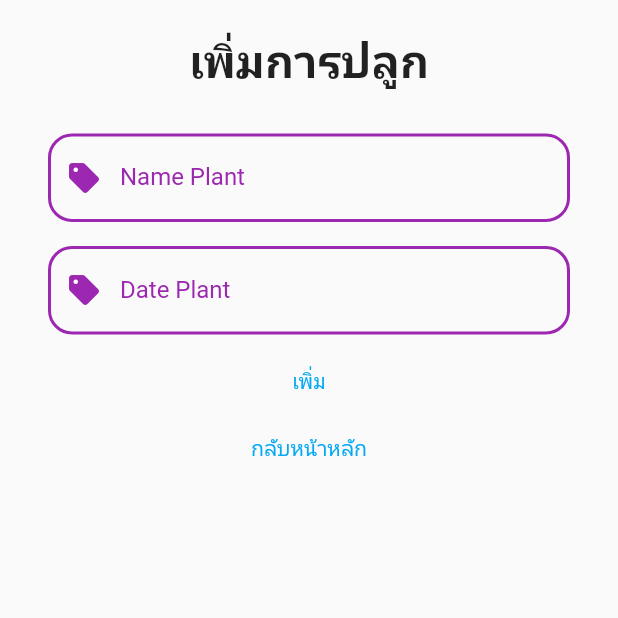
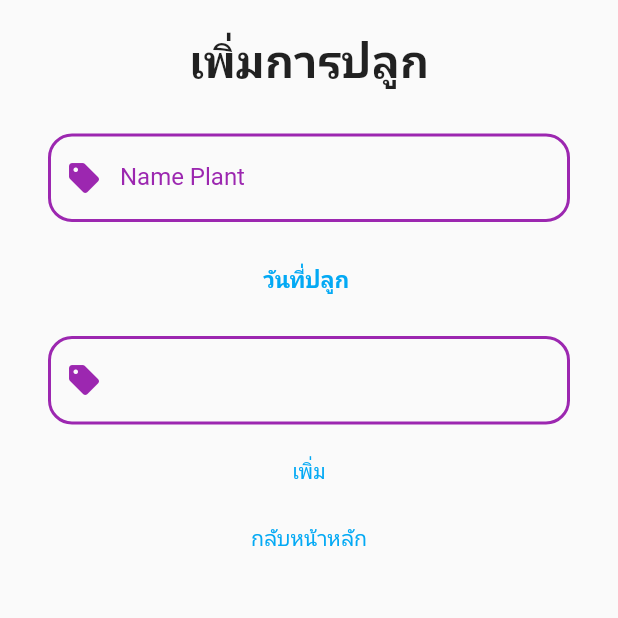
Before and after one commit to watcharin09615/vegetablenote_104, a Flutter app: the AddplantPages screen opened directly, on a phone screen of 412 x 824 dp, the top half of it. Run offline on Flutter 3.47's test engine with Material 2 defaults, Android fonts, the phone set to English and light mode, and no system bars; drawn by our look-alikes of datetime_picker_formfield; our stand-ins replace auth_buttons, cloud_firestore, firebase_auth, firebase_core, google_sign_in; accounts and stored records are empty.

Commit message:
date format

```diff
--- a/lib/pages/addplant.dart
+++ b/lib/pages/addplant.dart
@@ -14,8 +14,24 @@ class AddplantPages extends StatefulWidget {
 
 class _AddplantPagesState extends State<AddplantPages> {
   final TextEditingController _name = TextEditingController();
-  final TextEditingController _date = TextEditingController();
+  // final TextEditingController _date = TextEditingController();
+  // final DateTime? _date = DateTime.now();
   final format = DateFormat("dd-MM-yyyy");
+
+  DateTime selectedDate = DateTime.now();
+
+  Future<void> _selectDate(BuildContext context) async {
+    final DateTime? picked = await showDatePicker(
+        context: context,
+        initialDate: selectedDate,
+        firstDate: DateTime(2020),
+        lastDate: DateTime(2030));
+    if (picked != null && picked != selectedDate) {
+      setState(() {
+        selectedDate = picked;
+      });
+    }
+  }
 
   @override
   Widget build(BuildContext context) {
@@ -25,7 +41,8 @@ class _AddplantPagesState extends State<AddplantPages> {
           children: [
             text(),
             input( _name , 'Name Plant'),
-            inputdate( _date , 'Date Plant'),
+            tex(),
+            inputdate(),
             submit(),
             textt( PlantPages(email: widget.email,) , 'กลับหน้าหลัก'),
 
@@ -52,13 +69,39 @@ class _AddplantPagesState extends State<AddplantPages> {
     );
   }
 
+  Container text() {
+    return Container(
+      margin: const EdgeInsets.symmetric(vertical: 20),
+      alignment: Alignment.center,
+      child: const Text(
+        'เพิ่มการปลูก',
+        style: TextStyle(fontSize: 30, fontWeight: FontWeight.bold),
+      ),
+    );
+  }
+
+  Container tex() {
+    return Container(
+      margin: const EdgeInsets.symmetric(vertical: 20),
+      alignment: Alignment.center,
+      child: const Text(
+        'วันที่ปลูก ',
+        style: TextStyle(
+          fontSize: 15,
+          fontWeight: FontWeight.bold ,
+          color: Colors.lightBlue),
+      ),
+    );
+  }
+
   CollectionReference plants = FirebaseFirestore.instance.collection('Plants');
   Future<void> addProduct() {
     return plants
         .add({
           'email': widget.email,
           'plant_name': _name.text,
-          'date_plant': _date.toString(),
+          'date_plant': format.format(selectedDate),
+          // 'date_plant': (selectedDate.toString().split(' ')[0]).toString(),
         })
         .then((value) => print("Plants data has been successfully"))
         .catchError((error) => print("Failed to add data: $error"));
@@ -115,64 +158,55 @@ class _AddplantPagesState extends State<AddplantPages> {
           ),
           label: Text(
             b,
-            style: TextStyle(color: Colors.purple),
+            style: const TextStyle(color: Colors.purple),
           ),
         ),
       ),
     );
   }
 
-
-
-  Container inputdate(a,b) {
+  Container inputdate() {
     return Container(
       width: 250,
       margin: const EdgeInsets.only(left: 32, right: 32, top: 8, bottom: 8),
-      child: DateTimeField(
-        controller: a,
+      child: Column(
+          mainAxisSize: MainAxisSize.min,
+          children: <Widget>[
+            DateTimeField(
             format: format,
-        onShowPicker: (context, currentValue) {
-          return showDatePicker(
-            context: context,
-            firstDate: DateTime(2000),
-            initialDate: currentValue ?? DateTime.now(),
-            lastDate: DateTime(2100)
+            onShowPicker: (BuildContext context, DateTime? currentValue) async {
+              _selectDate(context,);
+              child:Text("${selectedDate.toLocal()}".split(' ')[0],
+                style:TextStyle(color: Colors.purple),
               );
               },
-        decoration: InputDecoration(
-          border: const OutlineInputBorder(
+              decoration: const InputDecoration(
+                border: OutlineInputBorder(
                   borderRadius: BorderRadius.all(Radius.circular(16)),
                   borderSide: BorderSide(color: Colors.purple, width: 2),
                 ),
-          enabledBorder: const OutlineInputBorder(
+                enabledBorder: OutlineInputBorder(
                   borderRadius: BorderRadius.all(Radius.circular(16)),
                   borderSide: BorderSide(color: Colors.purple, width: 2),
                 ),
-          errorBorder: const OutlineInputBorder(
+                errorBorder: OutlineInputBorder(
                   borderRadius: BorderRadius.all(Radius.circular(16)),
                   borderSide: BorderSide(color: Colors.red, width: 2),
                 ),
-          prefixIcon: const Icon(
+                prefixIcon: Icon(
                   Icons.sell,
                   color: Colors.purple,
                 ),
-          label: Text(
-            b,
-            style: TextStyle(color: Colors.purple),
+              //   label: Text(
+              //   selectedDate.toString().split(' ')[0],
+              //   style: TextStyle(color: Colors.purple),
+              // ),
               ),
             ),
+          ],
         ),
     );
   }
 
-  Container text() {
-    return Container(
-      margin: const EdgeInsets.symmetric(vertical: 20),
-      alignment: Alignment.center,
-      child: const Text(
-        'เพิ่มการปลูก',
-        style: TextStyle(fontSize: 30, fontWeight: FontWeight.bold),
-      ),
-    );
+
 }
-}
--- a/lib/pages/history.dart
+++ b/lib/pages/history.dart
@@ -75,7 +75,7 @@ class _HistoryPagesState extends State<HistoryPages> {
                           fontWeight: FontWeight.w600,
                           color: Colors.green),
                     ),
-                    subtitle: Text('เก็บเมื่อวันที่ ' + '${data['date_harvest']}' + ' จำนวน ' + '${data['qty']}' + 'kg'),
+                    subtitle: Text('เก็บเมื่อวันที่ ' + '${data['date_harvest']}' + ' จำนวน ' + '${data['qty']}' + ' kg'),
                     trailing: IconButton(
                       onPressed: () {
                         var alertDialog = AlertDialog(
--- a/lib/pages/historysm.dart
+++ b/lib/pages/historysm.dart
@@ -12,6 +12,9 @@ class HistorySmallPages extends StatefulWidget {
 }
 
 class _HistorySmallPagesState extends State<HistorySmallPages> {
+
+
+
   CollectionReference harvest = FirebaseFirestore.instance.collection('Harvest');
   Future<void> delHarvest({required String id}) {
     return harvest
@@ -74,7 +77,7 @@ class _HistorySmallPagesState extends State<HistorySmallPages> {
                           fontWeight: FontWeight.w600,
                           color: Colors.green),
                     ),
-                    subtitle: Text('เก็บเมื่อวันที่ ' + '${data['date_harvest']}' + ' จำนวน ' + '${data['qty']}' + 'kg'),
+                    subtitle: Text('เก็บเมื่อวันที่ ' + '${data['date_harvest']}' + ' จำนวน ' + '${data['qty']}' + ' kg'),
                     trailing: IconButton(
                       onPressed: () {
                         var alertDialog = AlertDialog(
```
Also changed, not shown: lib/pages/harvest.dart (+37 -20 lines). Lines whose indentation alone changed are shown as unchanged.
